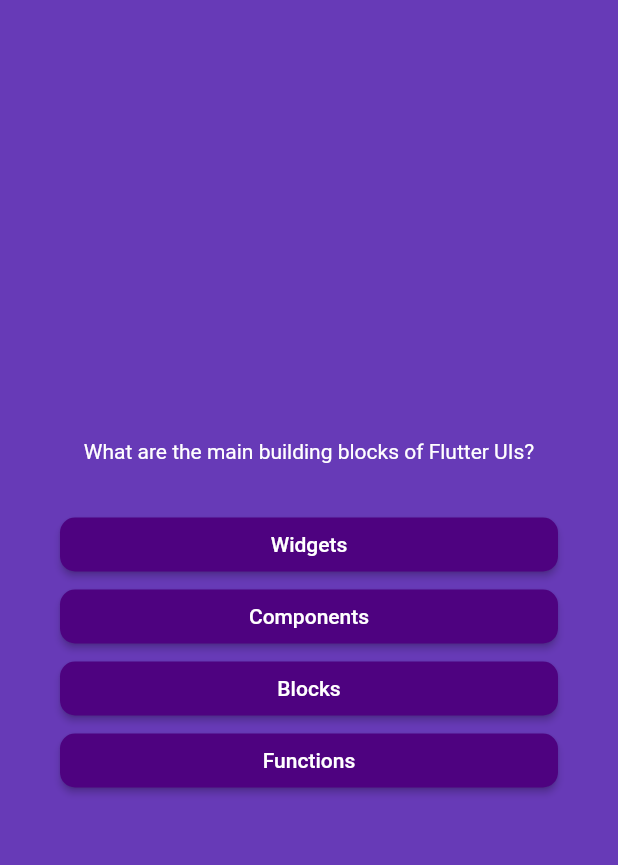
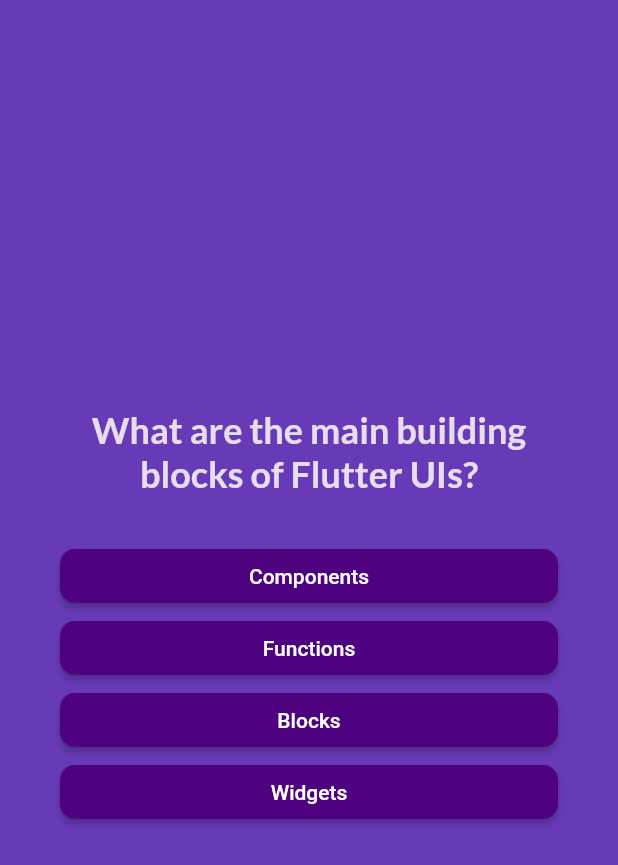
Before and after one commit to Zaela24/quiz_app, a Flutter app: the screen it shows after launch, after a tap on "Start Quiz", on a phone screen of 412 x 824 dp. Shown: the top 865 px of the screen. Run offline on Flutter 3.47's test engine with Material 2 defaults, Android fonts, the phone set to English and light mode, and no system bars; our stand-ins replace google_fonts.

Commit message:
Add ability to cycle through all questions in questions_screen

```diff
--- a/lib/answer_button.dart
+++ b/lib/answer_button.dart
@@ -19,7 +19,10 @@ class AnswerButton extends StatelessWidget {
           foregroundColor: Colors.white,
           shape:
               RoundedRectangleBorder(borderRadius: BorderRadius.circular(10))),
-      child: Text(answerText),
+      child: Text(
+        answerText,
+        textAlign: TextAlign.center,
+      ),
     );
   }
 }
--- a/lib/models/quiz.dart
+++ b/lib/models/quiz.dart
@@ -3,4 +3,10 @@ class QuizQuestion {
 
   final String text;
   final List<String> answers;
+
+  List<String> getShuffledAnswers() {
+    final shuffledList = List.of(answers);
+    shuffledList.shuffle();
+    return shuffledList;
+  }
 }
--- a/lib/questions_screen.dart
+++ b/lib/questions_screen.dart
@@ -1,9 +1,12 @@
 import 'package:flutter/material.dart';
+import 'package:google_fonts/google_fonts.dart';
 import 'package:quiz_app/answer_button.dart';
 import 'package:quiz_app/data/questions.dart';
 
 class QuestionsScreen extends StatefulWidget {
-  const QuestionsScreen({super.key});
+  const QuestionsScreen({super.key, required this.onSelectAnswer});
+
+  final void Function(String answer) onSelectAnswer;
 
   @override
   State<QuestionsScreen> createState() {
@@ -12,9 +15,18 @@ class QuestionsScreen extends StatefulWidget {
 }
 
 class _QuestionsScreenState extends State<QuestionsScreen> {
+  var currentQuestionIndex = 0;
+
+  void answerQuestion(String selectedAnswer) {
+    widget.onSelectAnswer(selectedAnswer);
+    setState(() {
+      currentQuestionIndex++;
+    });
+  }
+
   @override
   Widget build(context) {
-    final currentQuestion = questions[0];
+    final currentQuestion = questions[currentQuestionIndex];
 
     return SizedBox(
       width: double.infinity,
@@ -27,14 +39,18 @@ class _QuestionsScreenState extends State<QuestionsScreen> {
             Text(
               textAlign: TextAlign.center,
               currentQuestion.text,
-              style: const TextStyle(
-                color: Colors.white,
+              style: GoogleFonts.lato(
+                color: const Color.fromARGB(255, 231, 221, 236),
+                fontSize: 24,
+                fontWeight: FontWeight.bold,
               ),
             ),
             const SizedBox(height: 30),
-            ...currentQuestion.answers.map(
+            ...currentQuestion.getShuffledAnswers().map(
               (answer) {
-                return AnswerButton(answer, () {});
+                return AnswerButton(answer, () {
+                  answerQuestion(answer);
+                });
               },
             ),
           ],
--- a/lib/quiz.dart
+++ b/lib/quiz.dart
@@ -1,4 +1,5 @@
 import 'package:flutter/material.dart';
+import 'package:quiz_app/data/questions.dart';
 import 'package:quiz_app/questions_screen.dart';
 import 'package:quiz_app/starting_screen.dart';
 
@@ -12,12 +13,24 @@ class Quiz extends StatefulWidget {
 }
 
 class _QuizState extends State<Quiz> {
+  List<String> selectedAnswers = [];
   var activeScreen = 'starting-screen';
 
   void switchScreen() {
     setState(() {
       activeScreen = 'question-screen';
     });
+  }
+
+  void chooseAnswer(String answer) {
+    selectedAnswers.add(answer);
+
+    if (selectedAnswers.length == questions.length) {
+      setState(() {
+        selectedAnswers = [];
+        activeScreen = 'starting-screen';
+      });
+    }
   }
 
   @override
@@ -28,7 +41,7 @@ class _QuizState extends State<Quiz> {
         body: Container(
           child: activeScreen == 'starting-screen'
               ? StartingScreen(switchScreen)
-              : const QuestionsScreen(),
+              : QuestionsScreen(onSelectAnswer: chooseAnswer),
         ),
       ),
     );
--- a/pubspec.yaml
+++ b/pubspec.yaml
@@ -35,6 +35,7 @@ dependencies:
   # The following adds the Cupertino Icons font to your application.
   # Use with the CupertinoIcons class for iOS style icons.
   cupertino_icons: ^1.0.2
+  google_fonts: ^6.1.0
 
 dev_dependencies:
   flutter_test:
```
Also changed, not shown: pubspec.lock, 1 other file.
